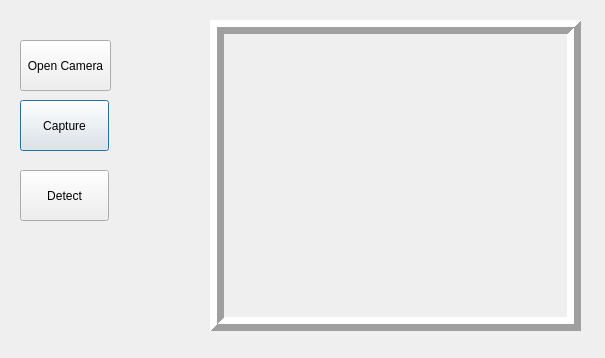
Above: ui/camera.ui from fatihsezgin/FaceRecognition before the change. Below: the same form after it.
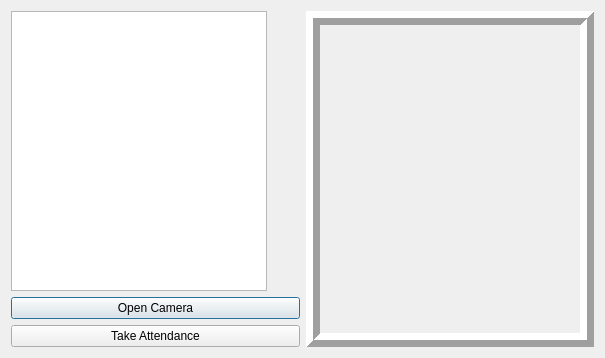
That is the form after the change.

Commit message: taking attendance ui is updated.

The edit to the form file:
```diff
--- a/ui/camera.ui
+++ b/ui/camera.ui
@@ -13,41 +13,37 @@
   <property name="windowTitle">
    <string>Dialog</string>
   </property>
-  <widget class="QPushButton" name="buttonCapture">
-   <property name="geometry">
-    <rect>
-     <x>20</x>
-     <y>100</y>
-     <width>89</width>
-     <height>51</height>
-    </rect>
-   </property>
-   <property name="text">
-    <string>Capture</string>
-   </property>
-  </widget>
+  <layout class="QHBoxLayout" name="horizontalLayout">
+   <item>
+    <layout class="QVBoxLayout" name="verticalLayout">
+     <item>
+      <widget class="QListWidget" name="listWidget">
+       <property name="sizePolicy">
+        <sizepolicy hsizetype="Maximum" vsizetype="Expanding">
+         <horstretch>0</horstretch>
+         <verstretch>0</verstretch>
+        </sizepolicy>
+       </property>
+      </widget>
+     </item>
+     <item>
   <widget class="QPushButton" name="buttonOpenCamera">
-   <property name="geometry">
-    <rect>
-     <x>20</x>
-     <y>40</y>
-     <width>91</width>
-     <height>51</height>
-    </rect>
-   </property>
    <property name="text">
     <string>Open Camera</string>
    </property>
   </widget>
+     </item>
+     <item>
+      <widget class="QPushButton" name="takeAttendanceButton">
+       <property name="text">
+        <string>Take Attendance</string>
+       </property>
+      </widget>
+     </item>
+    </layout>
+   </item>
+   <item>
   <widget class="QLabel" name="imgLabel">
-   <property name="geometry">
-    <rect>
-     <x>210</x>
-     <y>20</y>
-     <width>371</width>
-     <height>311</height>
-    </rect>
-   </property>
    <property name="frameShape">
     <enum>QFrame::Box</enum>
    </property>
@@ -61,19 +57,8 @@
     <string/>
    </property>
   </widget>
-  <widget class="QPushButton" name="buttonDetect">
-   <property name="geometry">
-    <rect>
-     <x>20</x>
-     <y>170</y>
-     <width>89</width>
-     <height>51</height>
-    </rect>
-   </property>
-   <property name="text">
-    <string>Detect</string>
-   </property>
-  </widget>
+   </item>
+  </layout>
  </widget>
  <resources/>
  <connections/>
```
Lines whose indentation alone changed are shown as unchanged. The commit also changes 3 other files.
